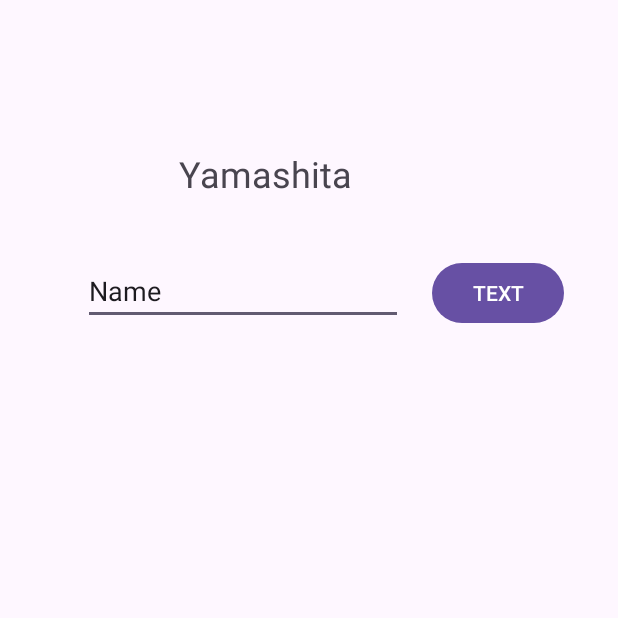
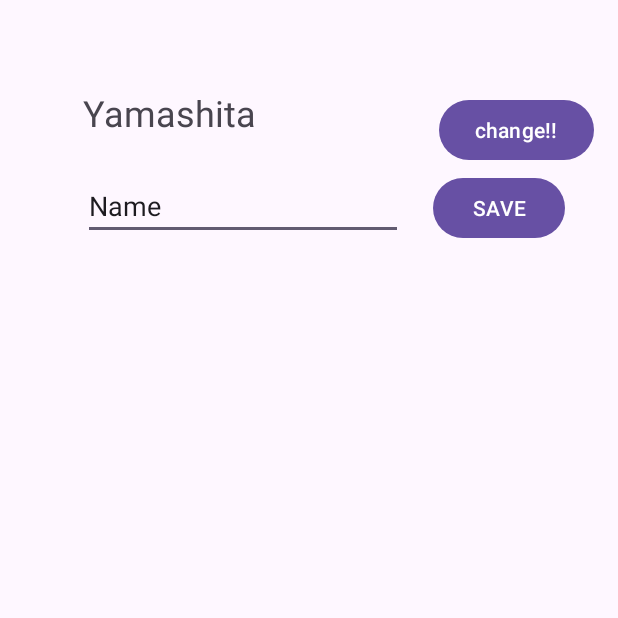
Before and after one commit to KoheiYamashita23/AndroidApp, an Android app: the screen it shows after launch (MainActivity), on a phone screen of 412 x 824 dp, the top half of it. Run offline under Robolectric (Android 15) with nearby library versions, the phone set to English and light mode, and no system bars; our stand-ins replace RxJava; 4 statements that could not run were skipped.

```diff
--- a/app/src/main/java/jp/ac/meijou/android/s221205179/MainActivity.java
+++ b/app/src/main/java/jp/ac/meijou/android/s221205179/MainActivity.java
@@ -5,6 +5,7 @@ import androidx.appcompat.app.AppCompatActivity;
 import android.os.Bundle;
 import android.text.Editable;
 import android.text.TextWatcher;
+import android.util.Log;
 import android.widget.TextView;
 
 import jp.ac.meijou.android.s221205179.databinding.ActivityMainBinding;
@@ -12,34 +13,35 @@ import jp.ac.meijou.android.s221205179.databinding.ActivityMainBinding;
 public class MainActivity extends AppCompatActivity {
 
     private ActivityMainBinding binding;
+    private PrefDataStore prefDataStore;
     @Override
     protected void onCreate(Bundle savedInstanceState) {
         super.onCreate(savedInstanceState);
         binding = ActivityMainBinding.inflate(getLayoutInflater());
         setContentView(binding.getRoot());
+        prefDataStore=PrefDataStore.getInstance(this);
 
-        binding.textButton.setOnClickListener(view->{
-            var text=binding.editTextText.getText().toString();
-            binding.text.setText(text);
+        prefDataStore.getString("name")
+                        .ifPresent(name->binding.text.setText(name));
+        binding.changeButton.setOnClickListener(view->{
+           var text=binding.editTextText.getText().toString();
+           binding.text.setText(text);
         });
 
-        binding.editTextText.addTextChangedListener(new TextWatcher() {
-            @Override
-            public void beforeTextChanged(CharSequence s, int start, int count, int after) {
+        binding.saveButton.setOnClickListener(view ->{
+           var text=binding.editTextText.getText().toString();
+           prefDataStore.setString("name",text);
+        });
 
-            }
-
-            @Override
-            public void onTextChanged(CharSequence s, int start, int before, int count) {
-
-            }
-
-            @Override
-            public void afterTextChanged(Editable s) {
-                binding.text.setText(s.toString());
-            }
-        });
+        Log.d("yamashita","onCreate text:"+binding.text.getText());
 
 
     }
+    @Override
+    protected void onStart(){
+        super.onStart();
+        prefDataStore.getString("name")
+                .ifPresent(name->binding.text.setText(name));
+        Log.d("yamashita","onStart text:"+binding.text.getText());
+    }
 }
--- /dev/null
+++ b/app/src/main/java/jp/ac/meijou/android/s221205179/PrefDataStore.java
@@ -0,0 +1,63 @@
+package jp.ac.meijou.android.s221205179;
+
+import android.content.Context;
+
+import androidx.datastore.preferences.core.Preferences;
+import androidx.datastore.preferences.core.PreferencesKeys;
+import androidx.datastore.preferences.rxjava3.RxPreferenceDataStoreBuilder;
+import androidx.datastore.rxjava3.RxDataStore;
+
+import java.util.Optional;
+
+import io.reactivex.rxjava3.core.Single;
+
+
+public class PrefDataStore {
+    private static PrefDataStore instance;
+    private final RxDataStore<Preferences> dataStore;
+
+
+    private PrefDataStore(RxDataStore<Preferences> dataStore) {
+        this.dataStore = dataStore;
+    }
+
+    public static PrefDataStore getInstance(Context context) {
+        if (instance == null) {
+
+
+            var dataStore = new RxPreferenceDataStoreBuilder(
+                    context.getApplicationContext(), "settings").build();
+            instance = new PrefDataStore(dataStore);
+
+        }
+        return instance;
+    }
+    public void setString(String key, String value) {
+        dataStore.updateDataAsync(prefsIn -> {
+                    var mutablePreferences = prefsIn.toMutablePreferences();
+                    var prefKey = PreferencesKeys.stringKey(key);
+
+
+                    mutablePreferences.set(prefKey, value);
+                    return Single.just(mutablePreferences);
+                })
+                .subscribe();
+
+    }
+    public Optional<String> getString(String key) {
+        return dataStore.data()
+                .map(prefs -> {
+                    var prefKey = PreferencesKeys.stringKey(key);
+
+
+
+                    return Optional.ofNullable(prefs.get(prefKey));
+
+
+
+                })
+                .blockingFirst();
+    }
+
+
+}
--- a/app/src/main/res/layout/activity_main.xml
+++ b/app/src/main/res/layout/activity_main.xml
@@ -15,32 +15,43 @@
         android:textSize="24sp"
         app:layout_constraintBottom_toBottomOf="parent"
         app:layout_constraintEnd_toEndOf="parent"
+        app:layout_constraintHorizontal_bias="0.231"
         app:layout_constraintStart_toStartOf="parent"
         app:layout_constraintTop_toTopOf="parent"
-        app:layout_constraintVertical_bias="0.128" />
+        app:layout_constraintVertical_bias="0.076" />
 
     <Button
-        android:id="@+id/textButton"
+        android:id="@+id/changeButton"
         android:layout_width="wrap_content"
         android:layout_height="wrap_content"
-        android:layout_marginStart="288dp"
-        android:text="TEXT"
-        app:layout_constraintStart_toStartOf="parent"
-        app:layout_constraintTop_toTopOf="@+id/editTextText" />
+        android:layout_marginTop="4dp"
+        android:layout_marginEnd="16dp"
+        android:text="change!!"
+        app:layout_constraintEnd_toEndOf="parent"
+        app:layout_constraintTop_toTopOf="@+id/text" />
 
     <EditText
         android:id="@+id/editTextText"
         android:layout_width="wrap_content"
         android:layout_height="wrap_content"
         android:layout_marginStart="55dp"
-        android:layout_marginTop="24dp"
+        android:layout_marginTop="8dp"
         android:layout_marginEnd="27dp"
         android:ems="10"
         android:inputType="text"
         android:text="Name"
-        app:layout_constraintEnd_toStartOf="@+id/textButton"
+        app:layout_constraintEnd_toStartOf="@+id/changeButton"
         app:layout_constraintHorizontal_bias="0.0"
         app:layout_constraintStart_toStartOf="parent"
         app:layout_constraintTop_toBottomOf="@+id/text" />
 
+    <Button
+        android:id="@+id/saveButton"
+        android:layout_width="wrap_content"
+        android:layout_height="wrap_content"
+        android:text="SAVE"
+        app:layout_constraintEnd_toEndOf="@+id/changeButton"
+        app:layout_constraintStart_toEndOf="@+id/editTextText"
+        app:layout_constraintTop_toTopOf="@+id/editTextText" />
+
 </androidx.constraintlayout.widget.ConstraintLayout>
```
Also changed, not shown: app/build.gradle (+10 -0 lines).
